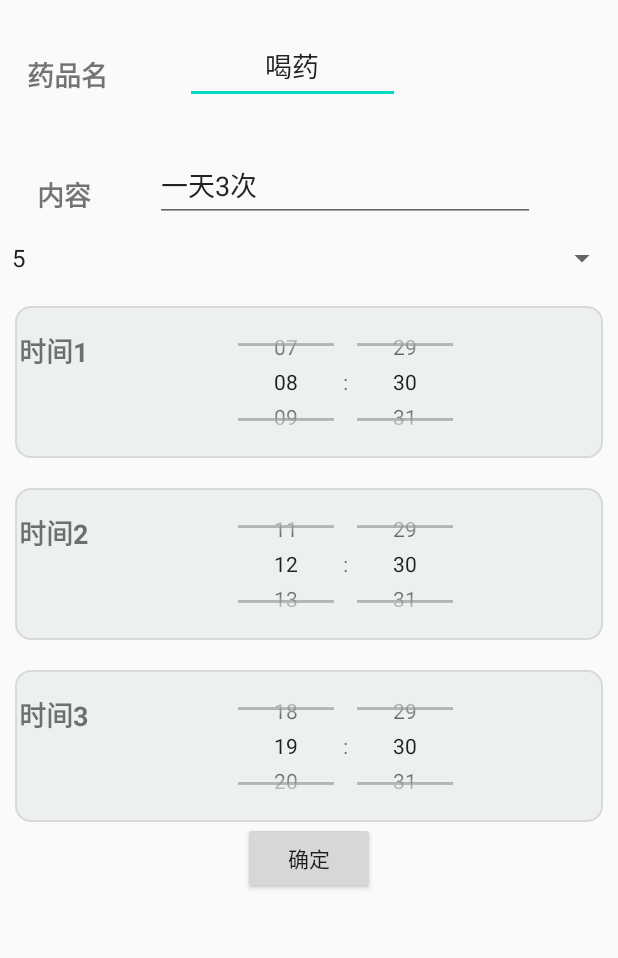
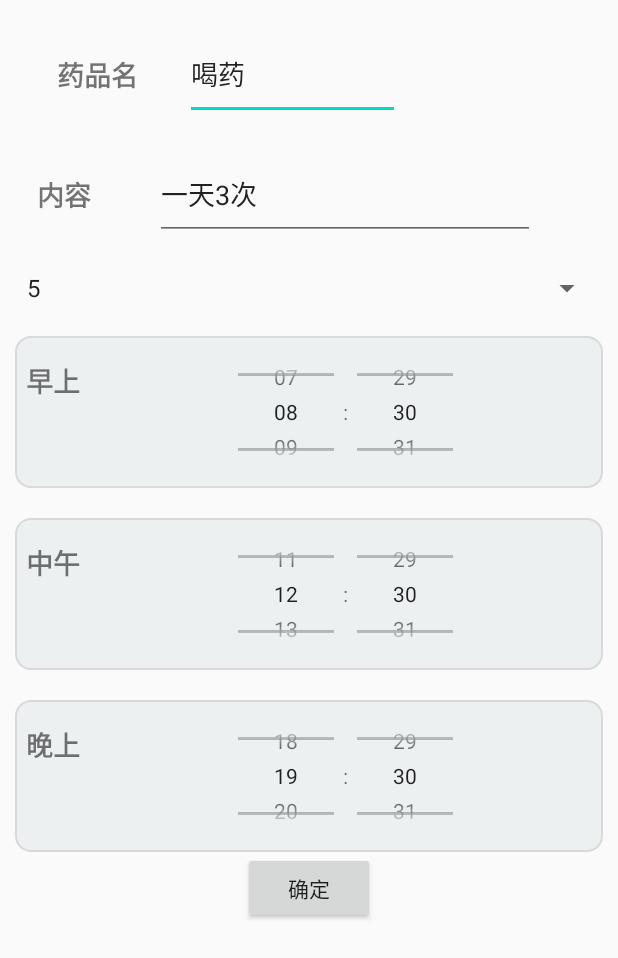
Before and after one commit to Xiangfeidetangyuan/MedicineAssistant, an Android app: the DIYInformActivity screen opened directly, with no data from a screen before it, on a phone screen of 412 x 824 dp. Shown: the top 958 px of the screen. Run offline under Robolectric (Android 15) with nearby library versions, the phone set to English and light mode, and no system bars.

```diff
--- a/app/src/main/res/layout/activity_set_inform.xml
+++ b/app/src/main/res/layout/activity_set_inform.xml
@@ -11,14 +11,14 @@
         android:layout_height="wrap_content"
         android:layout_marginLeft="10dp"
         android:layout_marginRight="10dp"
-
         android:layout_marginTop="20dp">
 
         <TextView
             android:layout_width="70dp"
             android:layout_height="60dp"
-            android:layout_alignParentStart="true"
             android:gravity="center"
+            android:layout_marginLeft="20dp"
+            android:layout_marginRight="20dp"
             android:text="药品名"
             android:textSize="18sp"
             android:textStyle="bold" />
@@ -26,11 +26,10 @@
         <EditText
             android:id="@+id/infrom_name_textview"
             android:layout_width="143dp"
-            android:layout_height="49dp"
+            android:layout_height="60dp"
             android:layout_alignParentEnd="true"
             android:layout_marginEnd="135dp"
             android:hint="药名"
-            android:gravity="center"
             android:inputType="text"
             android:text="喝药" />
     </RelativeLayout>
@@ -48,6 +47,8 @@
             android:layout_alignParentStart="true"
             android:layout_marginStart="-2dp"
             android:gravity="center"
+            android:layout_marginLeft="20dp"
+            android:layout_marginRight="20dp"
             android:text="内容"
             android:textSize="18sp"
             android:textStyle="bold" />
@@ -55,7 +56,7 @@
         <EditText
             android:id="@+id/infrom_context_textview"
             android:layout_width="253dp"
-            android:layout_height="wrap_content"
+            android:layout_height="60dp"
             android:layout_alignParentEnd="true"
             android:layout_marginEnd="45dp"
             android:hint="提醒"
@@ -65,8 +66,11 @@
 
     <Spinner
         android:id="@+id/spinner"
+        android:layout_marginTop="20dp"
         android:layout_width="match_parent"
         android:layout_height="wrap_content"
+        android:layout_marginLeft="10dp"
+        android:layout_marginRight="10dp"
         android:entries="@array/repeation"/>
 
     <RelativeLayout
@@ -83,7 +87,7 @@
             android:layout_alignParentStart="true"
             android:layout_marginStart="-9dp"
             android:gravity="center"
-            android:text="时间1"
+            android:text="早上"
             android:textSize="18sp"
             android:textStyle="bold" />
 
@@ -117,7 +121,7 @@
             android:layout_alignParentStart="true"
             android:layout_marginStart="-9dp"
             android:gravity="center"
-            android:text="时间2"
+            android:text="中午"
             android:textSize="18sp"
             android:textStyle="bold" />
 
@@ -148,7 +152,7 @@
             android:layout_alignParentStart="true"
             android:layout_marginStart="-9dp"
             android:gravity="center"
-            android:text="时间3"
+            android:text="晚上"
             android:textSize="18sp"
             android:textStyle="bold" />
 
```
Also changed, not shown: app/src/main/res/layout/activity_infrom_list.xml (+6 -4 lines).
